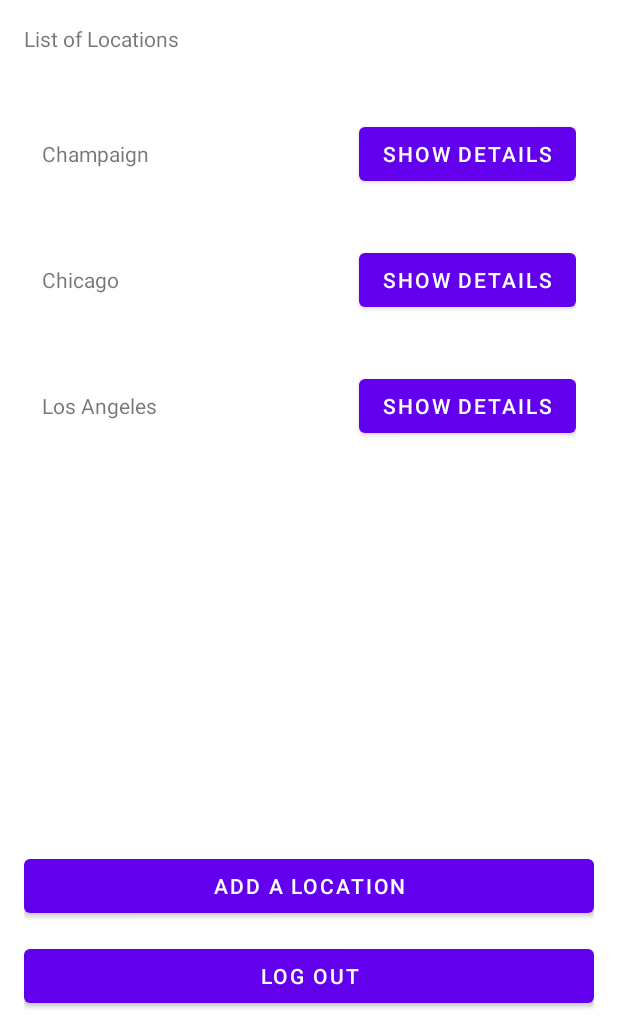
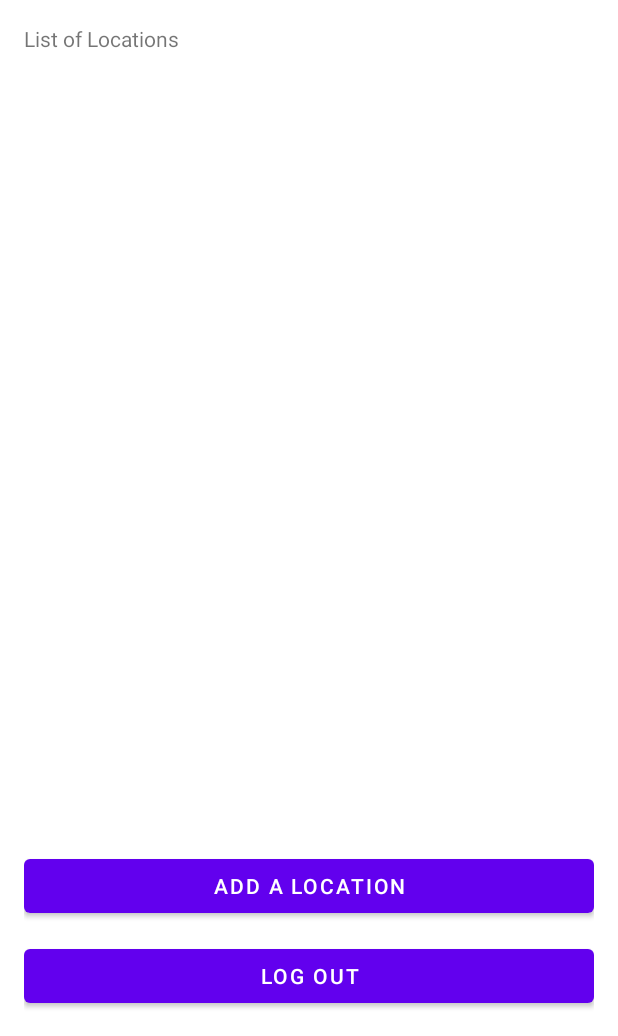
Before and after one commit to shuyangzhang-sde/WeatherLens, an Android app: the MainActivity screen opened directly, with no data from a screen before it, on a phone screen of 412 x 824 dp, the part 200-1236 px from its top. Run offline under Robolectric (Android 15) with nearby library versions, the phone set to English and light mode, and no system bars; 5 statements that could not run were skipped.

Commit message:
add city is now working

```diff
--- a/Project/app/src/main/AndroidManifest.xml
+++ b/Project/app/src/main/AndroidManifest.xml
@@ -22,6 +22,7 @@
         </activity>
         <activity android:name=".MainActivity" android:exported="true" />
         <activity android:name=".DetailsActivity" android:exported="true" />
+        <activity android:name=".AddCityActivity" />
     </application>
 
 </manifest>
--- a/Project/app/src/main/java/edu/uiuc/cs427app/MainActivity.java
+++ b/Project/app/src/main/java/edu/uiuc/cs427app/MainActivity.java
@@ -5,17 +5,22 @@ import android.os.Bundle;
 import android.view.View;
 import android.widget.Button;
 import android.widget.TextView;
+import android.widget.LinearLayout;
 
 import androidx.appcompat.app.AppCompatActivity;
+import java.util.ArrayList;
 
 import edu.uiuc.cs427app.theme.ThemeContract;
 import edu.uiuc.cs427app.theme.ThemeManager;
 import edu.uiuc.cs427app.theme.ThemeParser;
 import edu.uiuc.cs427app.theme.ThemeSpec;
 
-public class MainActivity extends AppCompatActivity implements View.OnClickListener {
+public class MainActivity extends AppCompatActivity{
 
     private String currentUsername;
+    private DatabaseHelper databaseHelper;
+
+    private LinearLayout cityContainer;
 
     /** Restores the active user and applies the current theme. */
     @Override
@@ -29,18 +34,22 @@ public class MainActivity extends AppCompatActivity implements View.OnClickListe
             return;
         }
 
+        databaseHelper = new DatabaseHelper(this);
+
         TextView titleView = findViewById(R.id.textViewTitle);
         titleView.setText("Team 304 - " + currentUsername);
 
-        Button buttonChampaign = findViewById(R.id.buttonChampaign);
-        Button buttonChicago = findViewById(R.id.buttonChicago);
-        Button buttonLA = findViewById(R.id.buttonLA);
+        cityContainer = findViewById(R.id.cityContainer);
+        if (cityContainer == null) {
+            throw new RuntimeException("cityContainer is null - check activity_main.xml");
+        }
+
         Button buttonNew = findViewById(R.id.buttonAddLocation);
-
-        buttonChampaign.setOnClickListener(this);
-        buttonChicago.setOnClickListener(this);
-        buttonLA.setOnClickListener(this);
-        buttonNew.setOnClickListener(this);
+        buttonNew.setOnClickListener(v -> {
+            Intent intent = new Intent(this, AddCityActivity.class);
+            intent.putExtra("username", currentUsername);
+            startActivity(intent);
+        });
 
         Button buttonLogout = findViewById(R.id.buttonLogout);
         buttonLogout.setOnClickListener(new View.OnClickListener() {
@@ -54,25 +63,41 @@ public class MainActivity extends AppCompatActivity implements View.OnClickListe
         applyResolvedTheme();
     }
 
-    /** Routes location buttons to the correct detail screen. */
     @Override
-    public void onClick(View view) {
-        Intent intent;
-        int id = view.getId();
-        if (id == R.id.buttonChampaign) {
-            intent = new Intent(this, DetailsActivity.class);
-            intent.putExtra("city", "Champaign");
-            startActivity(intent);
-        } else if (id == R.id.buttonChicago) {
-            intent = new Intent(this, DetailsActivity.class);
-            intent.putExtra("city", "Chicago");
-            startActivity(intent);
-        } else if (id == R.id.buttonLA) {
-            intent = new Intent(this, DetailsActivity.class);
-            intent.putExtra("city", "Los Angeles");
-            startActivity(intent);
-        } else if (id == R.id.buttonAddLocation) {
-            // Implement this action to add a new location to the list of locations
+    protected void onResume() {
+        super.onResume();
+        loadCities();
+    }
+
+    private void loadCities() {
+        cityContainer.removeAllViews();
+
+        ArrayList<String> cities = databaseHelper.getCitiesForUser(currentUsername);
+
+        for (String city : cities) {
+            LinearLayout row = new LinearLayout(this);
+            row.setOrientation(LinearLayout.HORIZONTAL);
+            row.setPadding(12, 12, 12, 12);
+
+            TextView cityName = new TextView(this);
+            cityName.setText(city);
+            cityName.setLayoutParams(new LinearLayout.LayoutParams(
+                    0,
+                    LinearLayout.LayoutParams.WRAP_CONTENT,
+                    1
+            ));
+
+            Button detailsButton = new Button(this);
+            detailsButton.setText("Show Details");
+            detailsButton.setOnClickListener(v -> {
+                Intent intent = new Intent(MainActivity.this, DetailsActivity.class);
+                intent.putExtra("city", city);
+                startActivity(intent);
+            });
+
+            row.addView(cityName);
+            row.addView(detailsButton);
+            cityContainer.addView(row);
         }
     }
 
--- a/Project/app/src/main/java/edu/uiuc/cs427app/theme/ThemeManager.java
+++ b/Project/app/src/main/java/edu/uiuc/cs427app/theme/ThemeManager.java
@@ -110,8 +110,6 @@ public final class ThemeManager {
 
     /** Returns true for rows that should use the card color. */
     private static boolean isCardContainer(int viewId) {
-        return viewId == R.id.locationRowChampaign
-                || viewId == R.id.locationRowChicago
-                || viewId == R.id.locationRowLosAngeles;
+        return false;
     }
 }
--- a/Project/app/src/main/res/layout/activity_main.xml
+++ b/Project/app/src/main/res/layout/activity_main.xml
@@ -44,70 +44,11 @@
             android:layout_height="wrap_content" />
 
         <LinearLayout
-            android:id="@+id/locationRowChampaign"
+            android:id="@+id/cityContainer"
             android:layout_width="match_parent"
             android:layout_height="wrap_content"
             android:layout_marginTop="12dp"
-            android:orientation="horizontal"
-            android:padding="12dp">
-
-            <TextView
-                android:id="@+id/textView10"
-                android:layout_width="0dp"
-                android:layout_height="wrap_content"
-                android:layout_weight="1"
-                android:text="Champaign" />
-
-            <Button
-                android:id="@+id/buttonChampaign"
-                android:layout_width="wrap_content"
-                android:layout_height="wrap_content"
-                android:text="Show Details" />
-        </LinearLayout>
-
-        <LinearLayout
-            android:id="@+id/locationRowChicago"
-            android:layout_width="match_parent"
-            android:layout_height="wrap_content"
-            android:layout_marginTop="12dp"
-            android:orientation="horizontal"
-            android:padding="12dp">
-
-            <TextView
-                android:id="@+id/textView12"
-                android:layout_width="0dp"
-                android:layout_height="wrap_content"
-                android:layout_weight="1"
-                android:text="Chicago" />
-
-            <Button
-                android:id="@+id/buttonChicago"
-                android:layout_width="wrap_content"
-                android:layout_height="wrap_content"
-                android:text="Show Details" />
-        </LinearLayout>
-
-        <LinearLayout
-            android:id="@+id/locationRowLosAngeles"
-            android:layout_width="match_parent"
-            android:layout_height="wrap_content"
-            android:layout_marginTop="12dp"
-            android:orientation="horizontal"
-            android:padding="12dp">
-
-            <TextView
-                android:id="@+id/textView13"
-                android:layout_width="0dp"
-                android:layout_height="wrap_content"
-                android:layout_weight="1"
-                android:text="Los Angeles" />
-
-            <Button
-                android:id="@+id/buttonLA"
-                android:layout_width="wrap_content"
-                android:layout_height="wrap_content"
-                android:text="Show Details" />
-        </LinearLayout>
+            android:orientation="vertical" />
 
         <TextView
             android:id="@+id/textView14"
```
Also changed, not shown: Project/app/src/main/java/edu/uiuc/cs427app/AddCityActivity.java (added, +56 -0 lines), Project/app/src/main/java/edu/uiuc/cs427app/DatabaseHelper.java (+58 -0 lines), Project/app/src/main/res/layout/activity_add_city.xml (added, +28 -0 lines), 1 other file.
